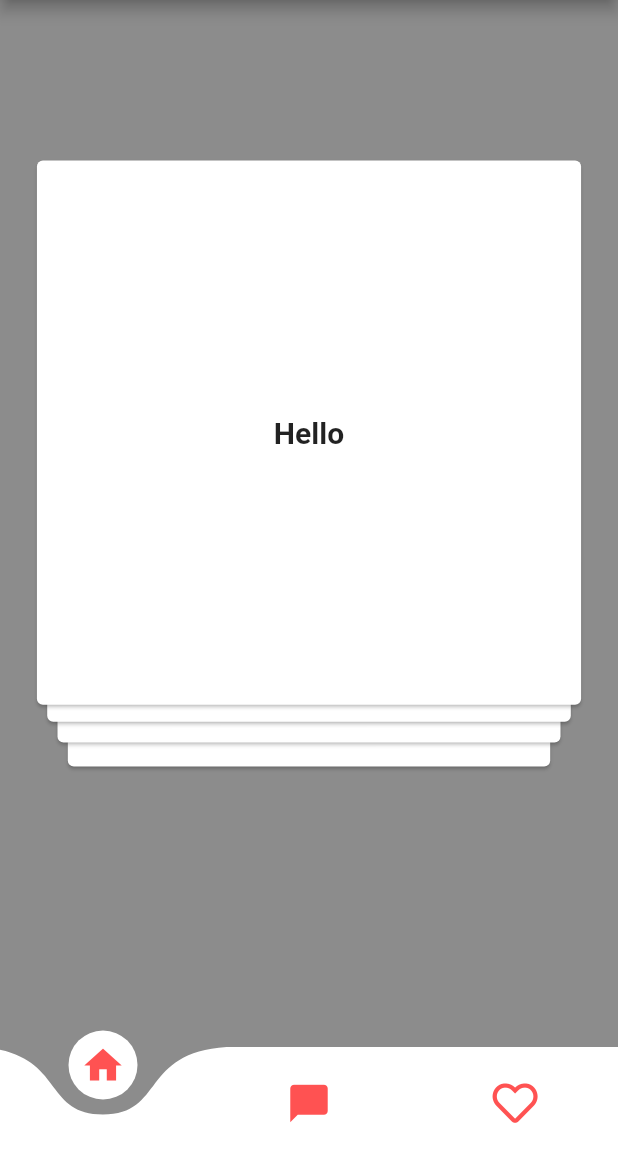
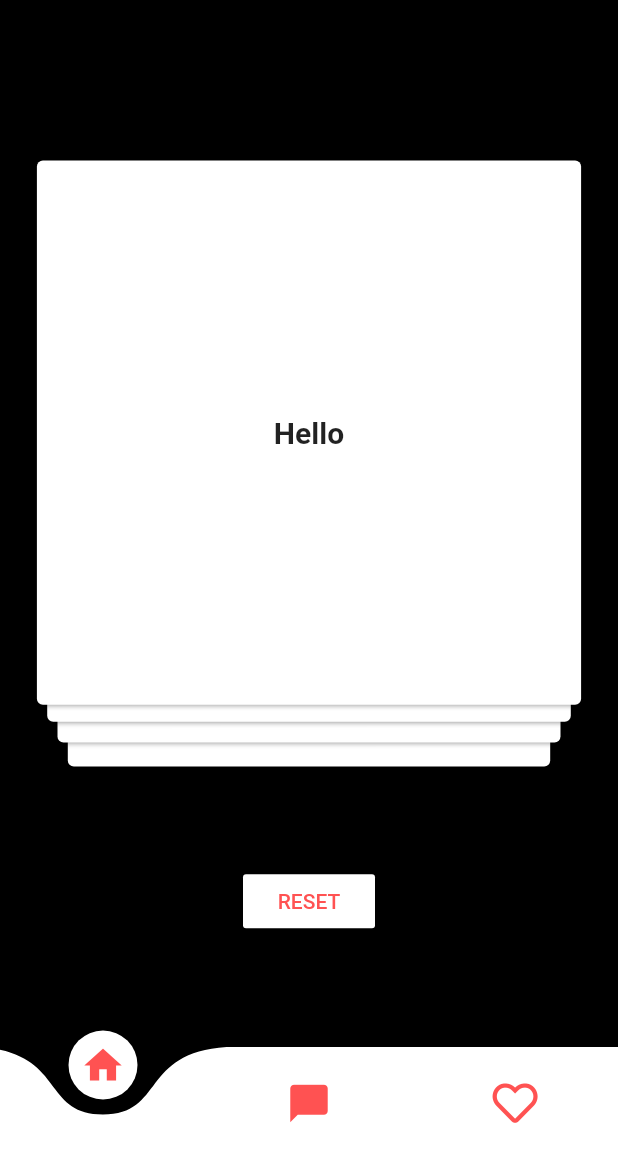
Before and after one commit to PeachBlack-Alba/TruthGame, a Flutter app: the screen it shows after launch, on a phone screen of 412 x 824 dp, the part 84-1236 px from its top. Run offline on Flutter 3.47's test engine with Material 2 defaults, Android fonts, the phone set to English and light mode, and no system bars; drawn by our look-alikes of curved_navigation_bar, flutter_tindercard; our stand-ins replace font_awesome_flutter.

Commit message:
reset list

```diff
--- a/lib/MyHome.dart
+++ b/lib/MyHome.dart
@@ -23,7 +23,7 @@ class ExampleHomePage extends StatefulWidget {
 }
 
 class _ExampleHomePageState extends State<ExampleHomePage> with TickerProviderStateMixin {
-  List<String> welcomeImages = [
+  List<String> truths = [
     "Hello",
     "Hello2",
     "Hello3",
@@ -39,9 +39,18 @@ class _ExampleHomePageState extends State<ExampleHomePage> with TickerProviderSt
   @override
   Widget build(BuildContext context) {
     CardController controller;
+    void _reset() {
+      Navigator.pushReplacement(
+        context,
+        PageRouteBuilder(
+          transitionDuration: Duration.zero,
+          pageBuilder: (_, __, ___) => MyHome(),
+        ),
+      );
+    }
 
     return Scaffold(
-      backgroundColor: Colors.black45,
+      backgroundColor: Colors.black,
       appBar: AppBar(
         centerTitle: true,
         backgroundColor: Colors.white,
@@ -50,7 +59,10 @@ class _ExampleHomePageState extends State<ExampleHomePage> with TickerProviderSt
           style: TextStyle(color: Colors.redAccent),
         ),
       ),
-      body: Container(
+      body: Column(
+        // mainAxisAlignment: MainAxisAlignment.start,
+        children: [
+          Container(
             height: MediaQuery.of(context).size.height * 0.7,
             child: TinderSwapCard(
               orientation: AmassOrientation.BOTTOM,
@@ -64,17 +76,41 @@ class _ExampleHomePageState extends State<ExampleHomePage> with TickerProviderSt
               cardBuilder: (context, index) => Card(
                 child: Center(
                     child: Text(
-                '${welcomeImages[index]}',
+                  '${truths[index]}',
                   style: TextStyle(fontWeight: FontWeight.bold, fontSize: 20),
                 )),
               ),
               cardController: controller = CardController(),
               swipeUpdateCallback: (DragUpdateDetails details, Alignment align) {
                 if (align.x < 0) {
-              } else if (align.x > 0) {}
+                } else if (align.x > 0) {
+                  return {};
+                }
               },
-            swipeCompleteCallback: (CardSwipeOrientation orientaion, int index) {},
-          )),
+              swipeCompleteCallback: (CardSwipeOrientation orientaion, int index) {
+                GestureDetector(
+                  child: Text('try me again'),
+                  onTap: () {
+                    truths.clear();
+                    setState(() {});
+                  },
+                );
+              },
+            ),
+          ),
+          Padding(
+            padding: const EdgeInsets.only(bottom: 5.0),
+            child: FlatButton(
+              onPressed: _reset,
+              child: Text(
+                'RESET',
+                style: TextStyle(color: Colors.redAccent),
+              ),
+              color: Colors.white,
+            ),
+          ),
+        ],
+      ),
       bottomNavigationBar: CurvedNavigationBar(
         color: Colors.white,
         backgroundColor: Colors.transparent,
```
Lines whose indentation alone changed are shown as unchanged.
